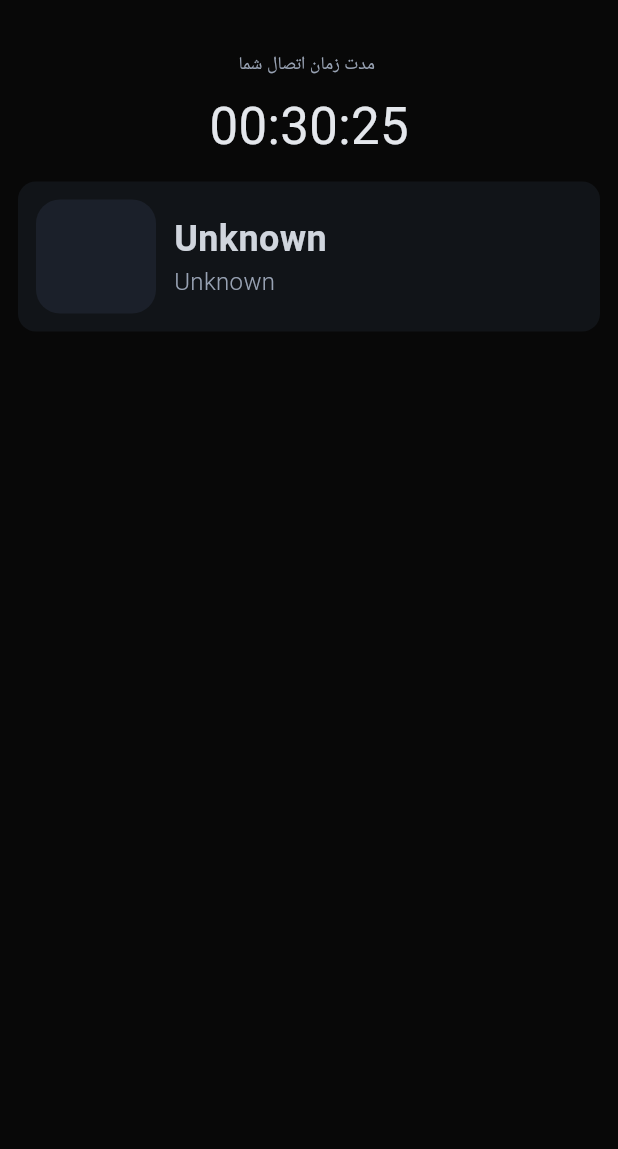
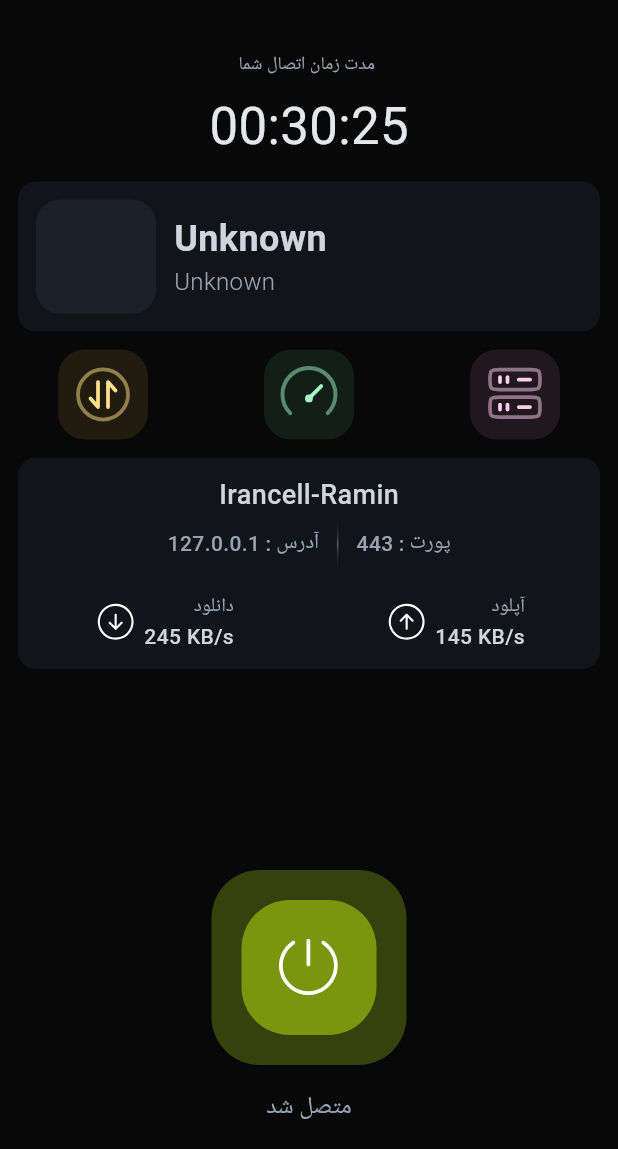
Before and after one commit to RaminBgrn/kivi_vpn, a Flutter app: the HomeScreen screen opened directly, on a phone screen of 412 x 824 dp, the part 87-1236 px from its top. Run offline on Flutter 3.47's test engine with Material 3 defaults, Android fonts, the phone set to English and light mode, and no system bars; drawn by our look-alikes of auto_size_text, expandable_page_view; our stand-ins replace flutter_svg, gap, get, google_fonts, shared_preferences, vector_graphics; missing offline and left inert: flutter_internet_speed_test, internet_speed_meter, ip_country_lookup, svg_flag; accounts and stored records are empty; Roboto replaces fonts that are missing (Vazirmatn).

Commit message:
home page view has been completed

```diff
--- a/lib/features/feature_home/controller/home_controller.dart
+++ b/lib/features/feature_home/controller/home_controller.dart
@@ -1,4 +1,8 @@
+import 'dart:developer';
+
+import 'package:flutter_internet_speed_test/flutter_internet_speed_test.dart';
 import 'package:get/get.dart';
+import 'package:internet_speed_meter/internet_speed_meter.dart';
 import 'package:ip_country_lookup/ip_country_lookup.dart';
 import 'package:kivi_vpn/features/feature_home/model/config_model.dart';
 import 'package:svg_flag/svg_flag.dart';
@@ -7,12 +11,43 @@ class HomeController extends GetxController {
   final ConfigModel _configModel = ConfigModel();
   ConfigModel get getConfigModel => _configModel;
 
+  final speedTest = FlutterInternetSpeedTest();
+
   @override
   void onInit() {
     lookupToFlag();
     super.onInit();
   }
 
+  InternetSpeedMeter _internetSpeedMeterPlugin = InternetSpeedMeter();
+
+  void speedListener() {
+    _internetSpeedMeterPlugin.getCurrentInternetSpeed().listen((speed) {
+      print('Current Speed: $speed');
+    });
+  }
+
+  void download() {
+    speedTest.startTesting(
+      downloadTestServer: 'http://fast.com/',
+      uploadTestServer: 'http://speed.io',
+      fileSize: 2000,
+      onProgress: (double percent, TestResult data) {
+        log(data.transferRate.toString());
+        log("speed type ${data.type.name}");
+        log('speed unit : ${data.unit}');
+      },
+      onError: (String errorMessage, String speedTestError) {
+        log(speedTestError);
+      },
+      onDone: (TestResult download, TestResult upload) {
+        log('download : ${download.transferRate}');
+        log('upload : ${upload.transferRate}');
+      },
+    );
+  }
+
+  // locking for current internet ip and country name and flag
   void lookupToFlag() async {
     final countryData = await IpCountryLookup().getIpLocationData();
     for (int i = 0; i < FlagData.values.length; i++) {
--- a/lib/features/feature_home/screen/home_screen.dart
+++ b/lib/features/feature_home/screen/home_screen.dart
@@ -1,10 +1,15 @@
+import 'package:auto_size_text/auto_size_text.dart';
+import 'package:expandable_page_view/expandable_page_view.dart';
 import 'package:flutter/material.dart';
+import 'package:flutter/widgets.dart';
 import 'package:gap/gap.dart';
 import 'package:google_fonts/google_fonts.dart';
 import 'package:kivi_vpn/common/colors.dart';
-import 'package:kivi_vpn/features/feature_home/model/config_model.dart';
+import 'package:kivi_vpn/features/feature_home/widget/connect_button.dart';
 import 'package:kivi_vpn/features/feature_home/widget/current_config_widget.dart';
-import 'package:svg_flag/svg_flag.dart';
+import 'package:kivi_vpn/features/feature_home/widget/home_button.dart';
+import 'package:kivi_vpn/features/feature_home/widget/home_buttons_section.dart';
+import 'package:kivi_vpn/gen/assets.gen.dart';
 
 class HomeScreen extends StatelessWidget {
   const HomeScreen({super.key});
@@ -45,13 +50,75 @@ class HomeScreen extends StatelessWidget {
                     fontWeight: FontWeight.w400),
               ),
               const Gap(12),
-              CurrentConfigWidget(
-                model: ConfigModel(
-                  countryFlag: FlagData.tr,
-                  title: "United States",
-                  ipAddress: "127.0.0.1",
+              const CurrentConfigWidget(),
+              const Gap(12),
+              Row(
+                mainAxisAlignment: MainAxisAlignment.spaceAround,
+                children: [
+                  HomeButton(
+                    backgroundColor: myOrange[300]!.withOpacity(0.1),
+                    onTap: () {},
+                    icon: Assets.svgs.traficPage.svg(
+                      width: 40,
+                      height: 40,
+                      colorFilter: ColorFilter.mode(
+                        myOrange[200]!,
+                        BlendMode.srcIn,
+                      ),
+                    ),
+                  ),
+                  HomeButton(
+                    backgroundColor: myGreen[300]!.withOpacity(0.1),
+                    onTap: () {},
+                    icon: Assets.svgs.speedTest.svg(
+                      width: 50,
+                      height: 50,
+                      colorFilter: ColorFilter.mode(
+                        myGreen[200]!,
+                        BlendMode.srcIn,
+                      ),
+                    ),
+                  ),
+                  HomeButton(
+                    backgroundColor: myPink[300]!.withOpacity(0.1),
+                    onTap: () {},
+                    icon: Assets.svgs.configPage.svg(
+                      width: 40,
+                      height: 40,
+                      colorFilter: ColorFilter.mode(
+                        myPink[200]!,
+                        BlendMode.srcIn,
+                      ),
+                    ),
+                  ),
+                ],
+              ),
+              ExpandablePageView(
+                children: [
+                  const HomeButtonsSection(),
+                  Container(
+                    width: double.infinity,
+                    height: 100,
+                    color: Colors.red,
+                  ),
+                ],
+              ),
+              const Expanded(child: SizedBox()),
+              ConnectButton(
+                onTap: () {},
+              ),
+              const Gap(16),
+              AutoSizeText(
+                'متصل شد',
+                presetFontSizes: const [16, 14, 12, 10, 8],
+                overflow: TextOverflow.fade,
+                maxLines: 1,
+                style: GoogleFonts.vazirmatn(
+                  fontWeight: FontWeight.w300,
+                  color: myGrey[400],
                 ),
               ),
+              const Gap(16),
             ],
           ),
         ),
--- /dev/null
+++ b/lib/features/feature_home/widget/connect_button.dart
@@ -0,0 +1,37 @@
+import 'package:flutter/material.dart';
+import 'package:kivi_vpn/common/colors.dart';
+import 'package:kivi_vpn/gen/assets.gen.dart';
+
+class ConnectButton extends StatelessWidget {
+  final VoidCallback onTap;
+  const ConnectButton({required this.onTap, super.key});
+
+  @override
+  Widget build(BuildContext context) {
+    return GestureDetector(
+      onTap: onTap,
+      child: Container(
+        width: 130,
+        height: 130,
+        alignment: Alignment.center,
+        decoration: BoxDecoration(
+          borderRadius: BorderRadius.circular(32),
+          color: buttonColor.withOpacity(0.4),
+        ),
+        child: Container(
+          width: 90,
+          height: 90,
+          alignment: Alignment.center,
+          decoration: BoxDecoration(
+            borderRadius: BorderRadius.circular(32),
+            color: buttonColor,
+          ),
+          child: Assets.svgs.connectButton.svg(
+            width: 40,
+            height: 40,
+          ),
+        ),
+      ),
+    );
+  }
+}
--- a/lib/features/feature_home/widget/current_config_widget.dart
+++ b/lib/features/feature_home/widget/current_config_widget.dart
@@ -5,12 +5,10 @@ import 'package:get/get.dart';
 import 'package:google_fonts/google_fonts.dart';
 import 'package:kivi_vpn/common/colors.dart';
 import 'package:kivi_vpn/features/feature_home/controller/home_controller.dart';
-import 'package:kivi_vpn/features/feature_home/model/config_model.dart';
 import 'package:svg_flag/svg_flag.dart';
 
 class CurrentConfigWidget extends StatelessWidget {
-  final ConfigModel model;
-  const CurrentConfigWidget({required this.model, super.key});
+  const CurrentConfigWidget({super.key});
 
   @override
   Widget build(BuildContext context) {
--- /dev/null
+++ b/lib/features/feature_home/widget/home_button.dart
@@ -0,0 +1,29 @@
+import 'package:flutter/material.dart';
+
+class HomeButton extends StatelessWidget {
+  final Color backgroundColor;
+  final Widget icon;
+  final VoidCallback onTap;
+  const HomeButton(
+      {required this.backgroundColor,
+      required this.icon,
+      required this.onTap,
+      super.key});
+
+  @override
+  Widget build(BuildContext context) {
+    return GestureDetector(
+      onTap: onTap,
+      child: Container(
+        width: 60,
+        height: 60,
+        alignment: Alignment.center,
+        decoration: BoxDecoration(
+          borderRadius: BorderRadius.circular(18),
+          color: backgroundColor,
+        ),
+        child: icon,
+      ),
+    );
+  }
+}
--- /dev/null
+++ b/lib/features/feature_home/widget/home_buttons_section.dart
@@ -0,0 +1,91 @@
+import 'package:auto_size_text/auto_size_text.dart';
+import 'package:flutter/material.dart';
+import 'package:gap/gap.dart';
+import 'package:google_fonts/google_fonts.dart';
+import 'package:kivi_vpn/common/colors.dart';
+import 'package:kivi_vpn/features/feature_home/widget/trafic_item.dart';
+import 'package:kivi_vpn/gen/assets.gen.dart';
+
+class HomeButtonsSection extends StatelessWidget {
+  const HomeButtonsSection({super.key});
+
+  @override
+  Widget build(BuildContext context) {
+    return Container(
+      width: MediaQuery.sizeOf(context).width,
+      margin: const EdgeInsets.all(12),
+      padding: const EdgeInsets.symmetric(vertical: 12),
+      decoration: BoxDecoration(
+        borderRadius: BorderRadius.circular(12),
+        color: const Color(0xFF111418),
+      ),
+      child: Column(
+        children: [
+          AutoSizeText(
+            'Irancell-Ramin',
+            presetFontSizes: const [18, 16, 14],
+            maxLines: 1,
+            style: GoogleFonts.vazirmatn(
+              color: myGrey[300]!,
+              fontWeight: FontWeight.w500,
+            ),
+          ),
+          Row(
+            mainAxisAlignment: MainAxisAlignment.center,
+            children: [
+              AutoSizeText(
+                'آدرس : 127.0.0.1',
+                presetFontSizes: const [14, 12, 10],
+                maxLines: 1,
+                style: GoogleFonts.vazirmatn(
+                  color: myGrey[400]!,
+                  fontWeight: FontWeight.w500,
+                ),
+              ),
+              Container(
+                height: 40,
+                width: 1,
+                margin: const EdgeInsets.symmetric(horizontal: 12),
+                decoration: BoxDecoration(
+                    gradient: LinearGradient(
+                        begin: Alignment.topCenter,
+                        end: Alignment.bottomCenter,
+                        colors: [
+                      Colors.transparent,
+                      Colors.white.withOpacity(0.3),
+                      Colors.transparent
+                    ])),
+              ),
+              AutoSizeText(
+                'پورت : 443',
+                presetFontSizes: const [14, 12, 10],
+                maxLines: 1,
+                style: GoogleFonts.vazirmatn(
+                  color: myGrey[400]!,
+                  fontWeight: FontWeight.w500,
+                ),
+              ),
+              // trafic section
+            ],
+          ),
+          const Gap(12),
+          Row(
+            mainAxisAlignment: MainAxisAlignment.spaceAround,
+            children: [
+              TraficItem(
+                icon: Assets.svgs.download.svg(width: 30, height: 30),
+                title: 'دانلود',
+                speed: "245",
+              ),
+              TraficItem(
+                icon: Assets.svgs.upload.svg(width: 30, height: 30),
+                title: 'آپلود',
+                speed: "145",
+              ),
+            ],
+          )
+        ],
+      ),
+    );
+  }
+}
--- /dev/null
+++ b/lib/features/feature_home/widget/trafic_item.dart
@@ -0,0 +1,52 @@
+import 'package:auto_size_text/auto_size_text.dart';
+import 'package:flutter/material.dart';
+import 'package:gap/gap.dart';
+import 'package:google_fonts/google_fonts.dart';
+import 'package:kivi_vpn/common/colors.dart';
+
+class TraficItem extends StatelessWidget {
+  final Widget icon;
+  final String title;
+  final String speed;
+  const TraficItem(
+      {required this.icon,
+      required this.title,
+      required this.speed,
+      super.key});
+
+  @override
+  Widget build(BuildContext context) {
+    return SizedBox(
+      child: Row(
+        children: [
+          icon,
+          const Gap(4),
+          Column(
+            crossAxisAlignment: CrossAxisAlignment.end,
+            children: [
+              AutoSizeText(
+                title,
+                textDirection: TextDirection.rtl,
+                presetFontSizes: const [13, 11, 9],
+                maxLines: 1,
+                style: GoogleFonts.vazirmatn(
+                  color: myGrey[400]!,
+                  fontWeight: FontWeight.w400,
+                ),
+              ),
+              AutoSizeText(
+                '$speed KB/s',
+                presetFontSizes: const [14, 12, 10],
+                maxLines: 1,
+                style: GoogleFonts.vazirmatn(
+                  color: myGrey[300]!,
+                  fontWeight: FontWeight.w500,
+                ),
+              ),
+            ],
+          )
+        ],
+      ),
+    );
+  }
+}
--- a/lib/gen/assets.gen.dart
+++ b/lib/gen/assets.gen.dart
@@ -49,6 +49,10 @@ class $AssetsSvgsGen {
   SvgGenImage get configDetails =>
       const SvgGenImage('assets/svgs/config_details.svg');
 
+  /// File path: assets/svgs/config_page.svg
+  SvgGenImage get configPage =>
+      const SvgGenImage('assets/svgs/config_page.svg');
+
   /// File path: assets/svgs/connect_button.svg
   SvgGenImage get connectButton =>
       const SvgGenImage('assets/svgs/connect_button.svg');
@@ -74,9 +78,16 @@ class $AssetsSvgsGen {
   SvgGenImage get pingReload =>
       const SvgGenImage('assets/svgs/ping_reload.svg');
 
+  /// File path: assets/svgs/speed_test.svg
+  SvgGenImage get speedTest => const SvgGenImage('assets/svgs/speed_test.svg');
+
   /// File path: assets/svgs/tap_to_check.svg
   SvgGenImage get tapToCheck =>
       const SvgGenImage('assets/svgs/tap_to_check.svg');
+
+  /// File path: assets/svgs/trafic_page.svg
+  SvgGenImage get traficPage =>
+      const SvgGenImage('assets/svgs/trafic_page.svg');
 
   /// File path: assets/svgs/upload.svg
   SvgGenImage get upload => const SvgGenImage('assets/svgs/upload.svg');
@@ -85,6 +96,7 @@ class $AssetsSvgsGen {
   List<SvgGenImage> get values => [
         back,
         configDetails,
+        configPage,
         connectButton,
         connectionTime,
         download,
@@ -92,7 +104,9 @@ class $AssetsSvgsGen {
         location,
         moreDetails,
         pingReload,
+        speedTest,
         tapToCheck,
+        traficPage,
         upload
       ];
 }
--- a/pubspec.yaml
+++ b/pubspec.yaml
@@ -45,6 +45,10 @@ dependencies:
   svg_flag: ^1.5.1
   ip_country_lookup: ^1.0.3
   auto_size_text: ^3.0.0
+  flutter_internet_speed_test: ^1.0.4
+  internet_speed_meter: ^1.0.3
+  expandable_page_view: ^1.0.17
+
 
 dev_dependencies:
   flutter_test:
```
Also changed, not shown: assets/svgs/config_page.svg (added), assets/svgs/speed_test.svg (added), assets/svgs/trafic_page.svg (added), pubspec.lock, 3 other files.
